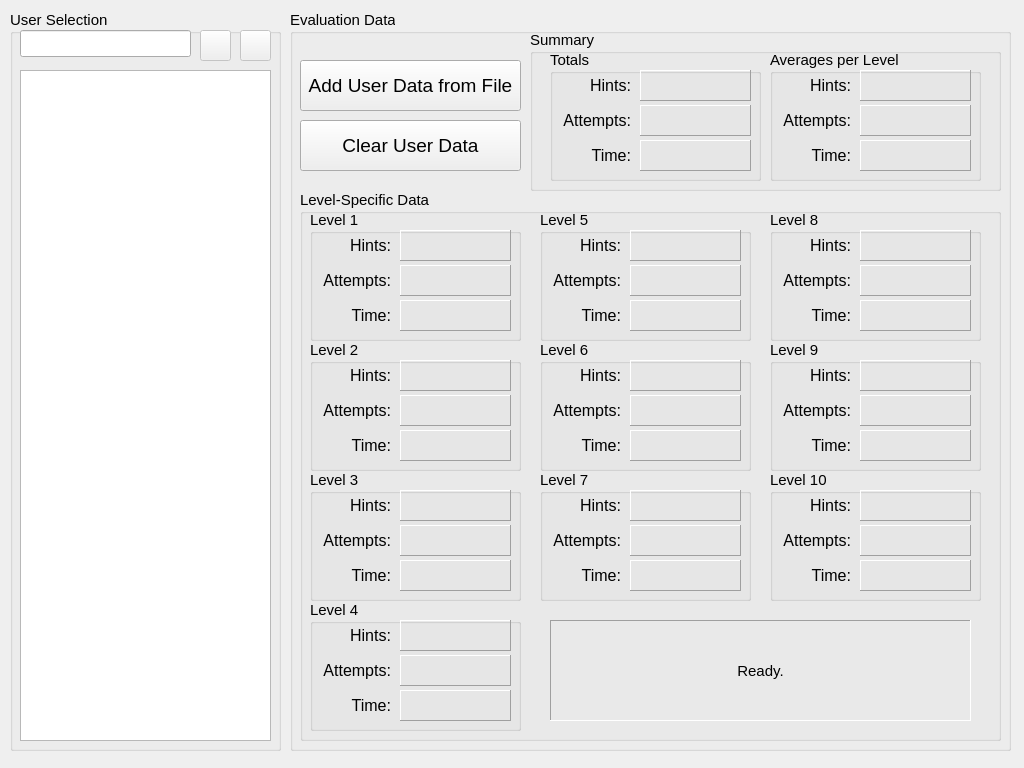
Before: the Qt Designer form Evaluation/evaluation.ui in nklose/CMPUT302, drawn with Qt 5.
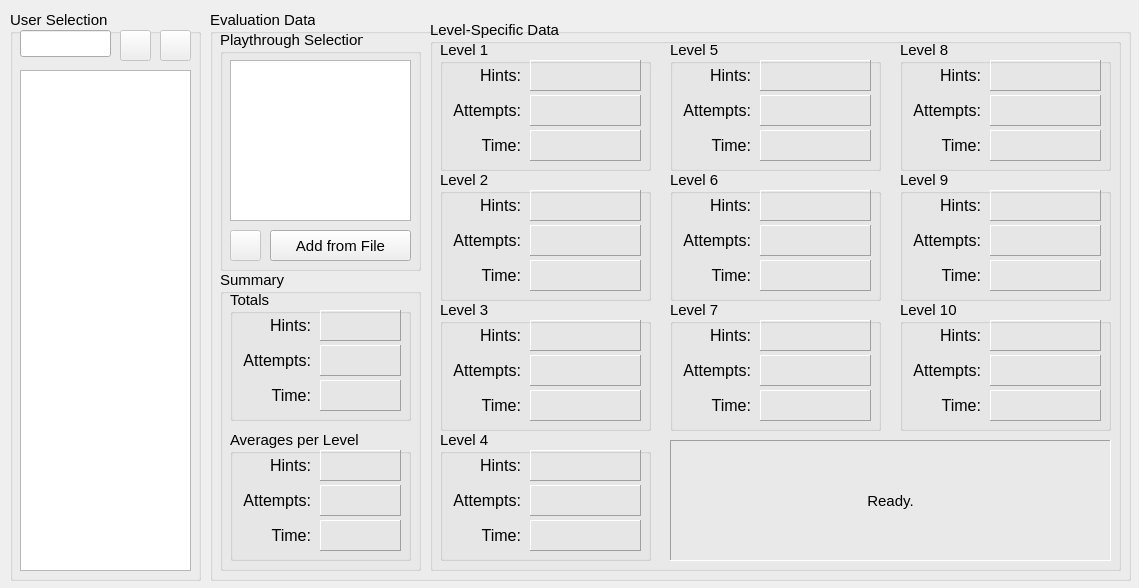
After: the same form once the commit is applied. Icons and pictures are not drawn.

Commit message: Updated evaluation UI to incorporate playthroughs.

Diff of the .ui file:
```diff
--- a/Evaluation/evaluation.ui
+++ b/Evaluation/evaluation.ui
@@ -6,8 +6,8 @@
    <rect>
     <x>0</x>
     <y>0</y>
-    <width>1024</width>
-    <height>768</height>
+    <width>1139</width>
+    <height>588</height>
    </rect>
   </property>
   <property name="font">
@@ -24,8 +24,8 @@
      <rect>
       <x>10</x>
       <y>10</y>
-      <width>271</width>
-      <height>741</height>
+      <width>191</width>
+      <height>571</height>
      </rect>
     </property>
     <property name="title">
@@ -36,8 +36,8 @@
       <rect>
        <x>10</x>
        <y>60</y>
-       <width>251</width>
-       <height>671</height>
+       <width>171</width>
+       <height>501</height>
       </rect>
      </property>
      <property name="font">
@@ -58,7 +58,7 @@
      </property>
      <property name="geometry">
       <rect>
-       <x>230</x>
+       <x>150</x>
        <y>20</y>
        <width>31</width>
        <height>31</height>
@@ -83,7 +83,7 @@
       <rect>
        <x>10</x>
        <y>20</y>
-       <width>171</width>
+       <width>91</width>
        <height>27</height>
       </rect>
      </property>
@@ -94,7 +94,7 @@
      </property>
      <property name="geometry">
       <rect>
-       <x>190</x>
+       <x>110</x>
        <y>20</y>
        <width>31</width>
        <height>31</height>
@@ -118,40 +118,22 @@
    <widget class="QGroupBox" name="groupEvaluationData">
     <property name="geometry">
      <rect>
-      <x>290</x>
+      <x>210</x>
       <y>10</y>
-      <width>721</width>
-      <height>741</height>
+      <width>921</width>
+      <height>571</height>
      </rect>
     </property>
     <property name="title">
      <string>Evaluation Data</string>
     </property>
-    <widget class="QPushButton" name="btnAddData">
-     <property name="geometry">
-      <rect>
-       <x>10</x>
-       <y>50</y>
-       <width>221</width>
-       <height>51</height>
-      </rect>
-     </property>
-     <property name="font">
-      <font>
-       <pointsize>14</pointsize>
-      </font>
-     </property>
-     <property name="text">
-      <string>Add User Data from File</string>
-     </property>
-    </widget>
     <widget class="QGroupBox" name="groupSummary">
      <property name="geometry">
       <rect>
-       <x>240</x>
-       <y>20</y>
-       <width>471</width>
-       <height>161</height>
+       <x>10</x>
+       <y>260</y>
+       <width>201</width>
+       <height>301</height>
       </rect>
      </property>
      <property name="title">
@@ -160,9 +142,9 @@
      <widget class="QGroupBox" name="groupSummaryTotal">
       <property name="geometry">
        <rect>
-        <x>20</x>
+        <x>10</x>
         <y>20</y>
-        <width>211</width>
+        <width>181</width>
         <height>131</height>
        </rect>
       </property>
@@ -174,7 +156,7 @@
         <rect>
          <x>90</x>
          <y>20</y>
-         <width>111</width>
+         <width>81</width>
          <height>31</height>
         </rect>
        </property>
@@ -217,7 +199,7 @@
         <rect>
          <x>90</x>
          <y>90</y>
-         <width>111</width>
+         <width>81</width>
          <height>31</height>
         </rect>
        </property>
@@ -236,7 +218,7 @@
         <rect>
          <x>90</x>
          <y>55</y>
-         <width>111</width>
+         <width>81</width>
          <height>31</height>
         </rect>
        </property>
@@ -302,9 +284,9 @@
      <widget class="QGroupBox" name="groupSummaryAverages">
       <property name="geometry">
        <rect>
-        <x>240</x>
-        <y>20</y>
-        <width>211</width>
+        <x>10</x>
+        <y>160</y>
+        <width>181</width>
         <height>131</height>
        </rect>
       </property>
@@ -316,7 +298,7 @@
         <rect>
          <x>90</x>
          <y>20</y>
-         <width>111</width>
+         <width>81</width>
          <height>31</height>
         </rect>
        </property>
@@ -359,7 +341,7 @@
         <rect>
          <x>90</x>
          <y>90</y>
-         <width>111</width>
+         <width>81</width>
          <height>31</height>
         </rect>
        </property>
@@ -378,7 +360,7 @@
         <rect>
          <x>90</x>
          <y>55</y>
-         <width>111</width>
+         <width>81</width>
          <height>31</height>
         </rect>
        </property>
@@ -445,9 +427,9 @@
     <widget class="QGroupBox" name="groupLevelSpecificData">
      <property name="geometry">
       <rect>
-       <x>10</x>
-       <y>180</y>
-       <width>701</width>
+       <x>220</x>
+       <y>10</y>
+       <width>691</width>
        <height>551</height>
       </rect>
      </property>
@@ -1877,10 +1859,10 @@
      <widget class="QLabel" name="lblMessage">
       <property name="geometry">
        <rect>
-        <x>250</x>
-        <y>430</y>
-        <width>421</width>
-        <height>101</height>
+        <x>240</x>
+        <y>420</y>
+        <width>441</width>
+        <height>121</height>
        </rect>
       </property>
       <property name="frameShape">
@@ -1897,23 +1879,78 @@
       </property>
      </widget>
     </widget>
-    <widget class="QPushButton" name="btnClearData">
+    <widget class="QGroupBox" name="groupPlaythroughSelection">
      <property name="geometry">
       <rect>
        <x>10</x>
-       <y>110</y>
-       <width>221</width>
-       <height>51</height>
+       <y>20</y>
+       <width>201</width>
+       <height>241</height>
       </rect>
      </property>
-     <property name="font">
-      <font>
-       <pointsize>14</pointsize>
-      </font>
+     <property name="title">
+      <string>Playthrough Selection</string>
      </property>
-     <property name="text">
-      <string>Clear User Data</string>
-     </property>
+     <widget class="QListWidget" name="listPlaythroughs">
+      <property name="geometry">
+       <rect>
+        <x>10</x>
+        <y>30</y>
+        <width>181</width>
+        <height>161</height>
+       </rect>
+      </property>
+      <property name="font">
+       <font>
+        <pointsize>12</pointsize>
+       </font>
+      </property>
+      <property name="alternatingRowColors">
+       <bool>true</bool>
+      </property>
+      <property name="viewMode">
+       <enum>QListView::ListMode</enum>
+      </property>
+     </widget>
+     <widget class="QPushButton" name="btnAddData">
+      <property name="geometry">
+       <rect>
+        <x>50</x>
+        <y>200</y>
+        <width>141</width>
+        <height>31</height>
+       </rect>
+      </property>
+      <property name="text">
+       <string>Add from File</string>
+      </property>
+     </widget>
+     <widget class="QPushButton" name="btnRemoveData">
+      <property name="enabled">
+       <bool>false</bool>
+      </property>
+      <property name="geometry">
+       <rect>
+        <x>10</x>
+        <y>200</y>
+        <width>31</width>
+        <height>31</height>
+       </rect>
+      </property>
+      <property name="text">
+       <string/>
+      </property>
+      <property name="icon">
+       <iconset>
+        <normaloff>minus.png</normaloff>minus.png</iconset>
+      </property>
+      <property name="iconSize">
+       <size>
+        <width>24</width>
+        <height>24</height>
+       </size>
+      </property>
+     </widget>
     </widget>
    </widget>
   </widget>
```
Left out of the diff: 3 changed lines with no effect on the pictures. The commit also changes 2 other files.
